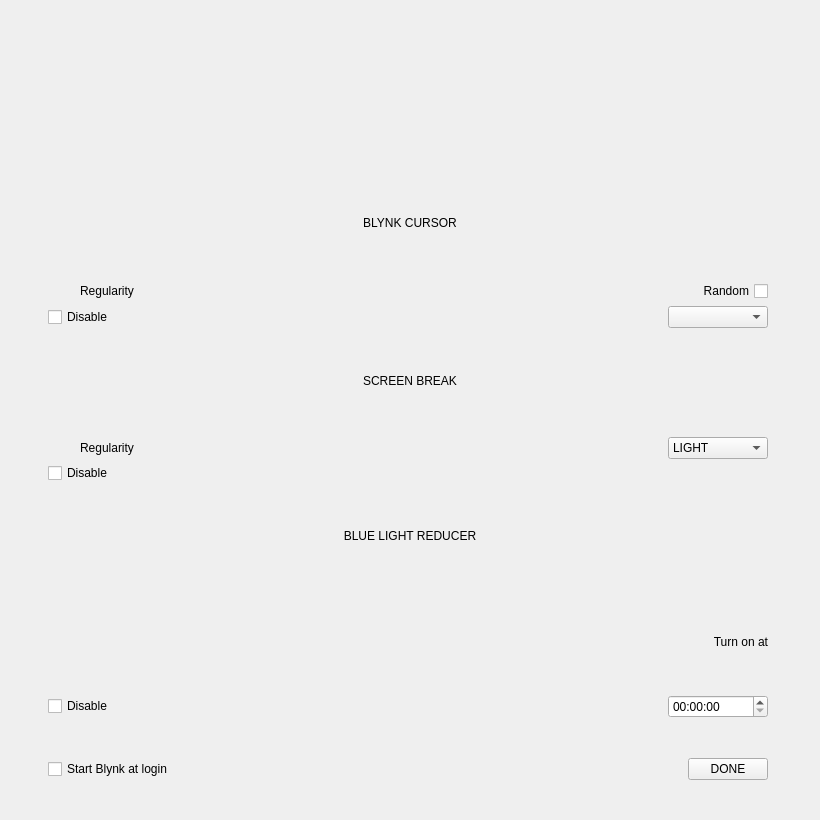
Qt form blynk/blynkwindow.ui (flegall2014/Blynk) before a commit.
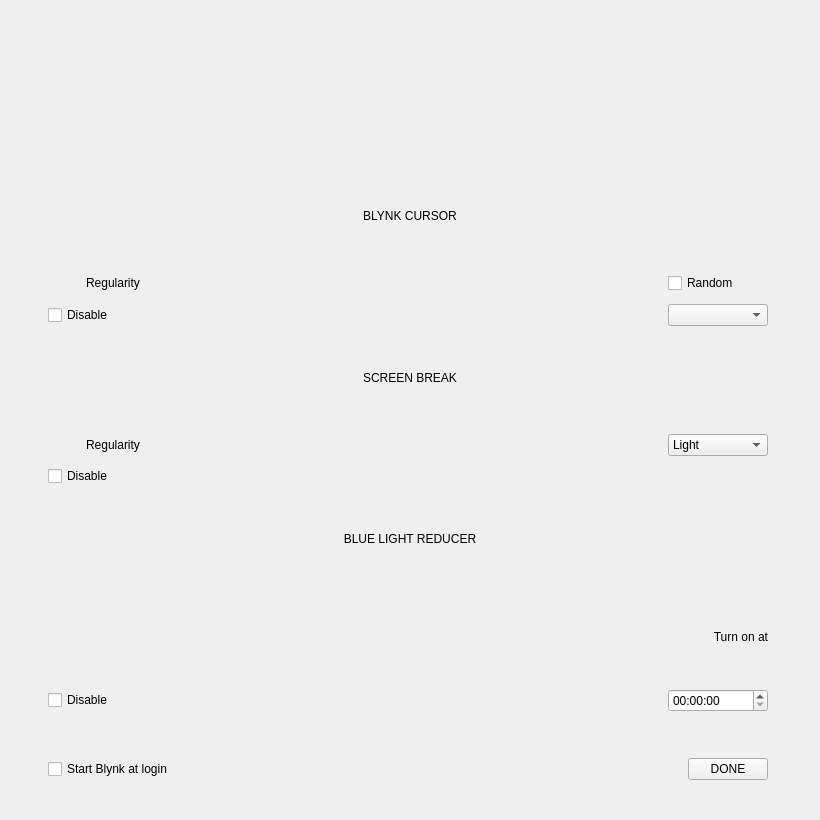
The same form after that commit. Icons and pictures are not drawn. Custom widgets are drawn as their Qt base class.

Diff of the .ui file:
```diff
--- a/blynk/blynkwindow.ui
+++ b/blynk/blynkwindow.ui
@@ -39,9 +39,224 @@
     <number>40</number>
    </property>
    <property name="verticalSpacing">
-    <number>0</number>
+    <number>6</number>
    </property>
+   <item row="10" column="0">
+    <layout class="QHBoxLayout" name="horizontalLayout_11" stretch="0,0,0">
+     <property name="leftMargin">
+      <number>8</number>
+     </property>
+     <property name="rightMargin">
+      <number>12</number>
+     </property>
+     <item>
+      <widget class="QCheckBox" name="wBlueLightReducerEnabled">
+       <property name="text">
+        <string>Disable</string>
+       </property>
+      </widget>
+     </item>
+     <item>
+      <spacer name="horizontalSpacer_3">
+       <property name="orientation">
+        <enum>Qt::Horizontal</enum>
+       </property>
+       <property name="sizeHint" stdset="0">
+        <size>
+         <width>40</width>
+         <height>20</height>
+        </size>
+       </property>
+      </spacer>
+     </item>
+     <item>
+      <widget class="QTimeEdit" name="wStartTimeEdit">
+       <property name="sizePolicy">
+        <sizepolicy hsizetype="Fixed" vsizetype="Fixed">
+         <horstretch>0</horstretch>
+         <verstretch>0</verstretch>
+        </sizepolicy>
+       </property>
+       <property name="minimumSize">
+        <size>
+         <width>100</width>
+         <height>0</height>
+        </size>
+       </property>
+       <property name="maximumSize">
+        <size>
+         <width>100</width>
+         <height>16777215</height>
+        </size>
+       </property>
+      </widget>
+     </item>
+    </layout>
+   </item>
+   <item row="0" column="0">
+    <layout class="QVBoxLayout" name="verticalLayout">
+     <item>
+      <layout class="QHBoxLayout" name="horizontalLayout_2">
+       <item>
+        <widget class="ImageWidget" name="wLogoArea" native="true"/>
+       </item>
+      </layout>
+     </item>
+    </layout>
+   </item>
    <item row="11" column="0">
+    <spacer name="verticalSpacer">
+     <property name="orientation">
+      <enum>Qt::Vertical</enum>
+     </property>
+     <property name="sizeType">
+      <enum>QSizePolicy::Fixed</enum>
+     </property>
+     <property name="sizeHint" stdset="0">
+      <size>
+       <width>20</width>
+       <height>40</height>
+      </size>
+     </property>
+    </spacer>
+   </item>
+   <item row="6" column="0">
+    <layout class="QHBoxLayout" name="horizontalLayout_4">
+     <property name="leftMargin">
+      <number>0</number>
+     </property>
+     <property name="rightMargin">
+      <number>12</number>
+     </property>
+     <item>
+      <widget class="QPushButton" name="wScreenBreakHelp">
+       <property name="sizePolicy">
+        <sizepolicy hsizetype="Fixed" vsizetype="Fixed">
+         <horstretch>0</horstretch>
+         <verstretch>0</verstretch>
+        </sizepolicy>
+       </property>
+       <property name="text">
+        <string/>
+       </property>
+       <property name="icon">
+        <iconset resource="resources.qrc">
+         <normaloff>:/icons/ico-question.png</normaloff>:/icons/ico-question.png</iconset>
+       </property>
+       <property name="iconSize">
+        <size>
+         <width>32</width>
+         <height>32</height>
+        </size>
+       </property>
+       <property name="flat">
+        <bool>true</bool>
+       </property>
+      </widget>
+     </item>
+     <item>
+      <widget class="QLabel" name="label_4">
+       <property name="text">
+        <string>Regularity</string>
+       </property>
+      </widget>
+     </item>
+     <item>
+      <layout class="QVBoxLayout" name="verticalLayout_3">
+       <item>
+        <spacer name="verticalSpacer_3">
+         <property name="orientation">
+          <enum>Qt::Vertical</enum>
+         </property>
+         <property name="sizeType">
+          <enum>QSizePolicy::Fixed</enum>
+         </property>
+         <property name="sizeHint" stdset="0">
+          <size>
+           <width>20</width>
+           <height>30</height>
+          </size>
+         </property>
+        </spacer>
+       </item>
+       <item>
+        <widget class="Slider" name="wScreenBreakSlider" native="true">
+         <property name="sizePolicy">
+          <sizepolicy hsizetype="Expanding" vsizetype="Preferred">
+           <horstretch>0</horstretch>
+           <verstretch>0</verstretch>
+          </sizepolicy>
+         </property>
+        </widget>
+       </item>
+      </layout>
+     </item>
+     <item>
+      <widget class="QPushButton" name="wScreenBreakStrengthHelp">
+       <property name="sizePolicy">
+        <sizepolicy hsizetype="Fixed" vsizetype="Fixed">
+         <horstretch>0</horstretch>
+         <verstretch>0</verstretch>
+        </sizepolicy>
+       </property>
+       <property name="text">
+        <string/>
+       </property>
+       <property name="icon">
+        <iconset resource="resources.qrc">
+         <normaloff>:/icons/ico-question.png</normaloff>:/icons/ico-question.png</iconset>
+       </property>
+       <property name="iconSize">
+        <size>
+         <width>32</width>
+         <height>32</height>
+        </size>
+       </property>
+       <property name="flat">
+        <bool>true</bool>
+       </property>
+      </widget>
+     </item>
+     <item>
+      <widget class="QComboBox" name="wScreenBreakStrengthCombo">
+       <property name="sizePolicy">
+        <sizepolicy hsizetype="Fixed" vsizetype="Fixed">
+         <horstretch>0</horstretch>
+         <verstretch>0</verstretch>
+        </sizepolicy>
+       </property>
+       <property name="minimumSize">
+        <size>
+         <width>100</width>
+         <height>0</height>
+        </size>
+       </property>
+       <property name="maximumSize">
+        <size>
+         <width>100</width>
+         <height>16777215</height>
+        </size>
+       </property>
+       <item>
+        <property name="text">
+         <string>Light</string>
+        </property>
+       </item>
+       <item>
+        <property name="text">
+         <string>Medium</string>
+        </property>
+       </item>
+       <item>
+        <property name="text">
+         <string>Strong</string>
+        </property>
+       </item>
+      </widget>
+     </item>
+    </layout>
+   </item>
+   <item row="12" column="0">
     <layout class="QHBoxLayout" name="horizontalLayout_12">
      <property name="leftMargin">
       <number>8</number>
@@ -90,7 +305,7 @@
      </item>
     </layout>
    </item>
-   <item row="1" column="0">
+   <item row="2" column="0">
     <layout class="QHBoxLayout" name="horizontalLayout_8">
      <item>
       <widget class="QLabel" name="wBlynkCursorLabel">
@@ -104,7 +319,7 @@
      </item>
     </layout>
    </item>
-   <item row="2" column="0">
+   <item row="3" column="0">
     <layout class="QHBoxLayout" name="horizontalLayout_7">
      <property name="leftMargin">
       <number>0</number>
@@ -222,7 +437,10 @@
         </size>
        </property>
        <property name="layoutDirection">
-        <enum>Qt::RightToLeft</enum>
+        <enum>Qt::LeftToRight</enum>
+       </property>
+       <property name="autoFillBackground">
+        <bool>false</bool>
        </property>
        <property name="text">
         <string>Random</string>
@@ -231,7 +449,7 @@
      </item>
     </layout>
    </item>
-   <item row="3" column="0">
+   <item row="4" column="0">
     <layout class="QHBoxLayout" name="horizontalLayout_6">
      <property name="leftMargin">
       <number>8</number>
@@ -283,7 +501,7 @@
      </item>
     </layout>
    </item>
-   <item row="7" column="0">
+   <item row="8" column="0">
     <layout class="QHBoxLayout" name="horizontalLayout_9">
      <item>
       <widget class="QLabel" name="wBlueLightReducerLabel">
@@ -297,7 +515,7 @@
      </item>
     </layout>
    </item>
-   <item row="8" column="0">
+   <item row="9" column="0">
     <layout class="QHBoxLayout" name="horizontalLayout_10" stretch="0,0,0,0">
      <property name="leftMargin">
       <number>0</number>
@@ -412,7 +630,7 @@
      </item>
     </layout>
    </item>
-   <item row="6" column="0">
+   <item row="7" column="0">
     <layout class="QHBoxLayout" name="horizontalLayout_3">
      <property name="leftMargin">
       <number>8</number>
@@ -442,7 +660,7 @@
      </item>
     </layout>
    </item>
-   <item row="4" column="0">
+   <item row="5" column="0">
     <layout class="QHBoxLayout" name="horizontalLayout_5">
      <item>
       <widget class="QLabel" name="wScreenBreakLabel">
@@ -456,220 +674,21 @@
      </item>
     </layout>
    </item>
-   <item row="9" column="0">
-    <layout class="QHBoxLayout" name="horizontalLayout_11" stretch="0,0,0">
-     <property name="leftMargin">
-      <number>8</number>
+   <item row="1" column="0">
+    <widget class="QWidget" name="wSeparator" native="true">
+     <property name="minimumSize">
+      <size>
+       <width>0</width>
+       <height>1</height>
+      </size>
      </property>
-     <property name="rightMargin">
-      <number>12</number>
-     </property>
-     <item>
-      <widget class="QCheckBox" name="wBlueLightReducerEnabled">
-       <property name="text">
-        <string>Disable</string>
-       </property>
-      </widget>
-     </item>
-     <item>
-      <spacer name="horizontalSpacer_3">
-       <property name="orientation">
-        <enum>Qt::Horizontal</enum>
-       </property>
-       <property name="sizeHint" stdset="0">
-        <size>
-         <width>40</width>
-         <height>20</height>
-        </size>
-       </property>
-      </spacer>
-     </item>
-     <item>
-      <widget class="QTimeEdit" name="wStartTimeEdit">
-       <property name="sizePolicy">
-        <sizepolicy hsizetype="Fixed" vsizetype="Fixed">
-         <horstretch>0</horstretch>
-         <verstretch>0</verstretch>
-        </sizepolicy>
-       </property>
-       <property name="minimumSize">
-        <size>
-         <width>100</width>
-         <height>0</height>
-        </size>
-       </property>
-       <property name="maximumSize">
-        <size>
-         <width>100</width>
-         <height>16777215</height>
-        </size>
-       </property>
-      </widget>
-     </item>
-    </layout>
-   </item>
-   <item row="0" column="0">
-    <layout class="QVBoxLayout" name="verticalLayout">
-     <item>
-      <layout class="QHBoxLayout" name="horizontalLayout_2">
-       <item>
-        <widget class="ImageWidget" name="wLogoArea" native="true"/>
-       </item>
-      </layout>
-     </item>
-    </layout>
-   </item>
-   <item row="10" column="0">
-    <spacer name="verticalSpacer">
-     <property name="orientation">
-      <enum>Qt::Vertical</enum>
-     </property>
-     <property name="sizeType">
-      <enum>QSizePolicy::Fixed</enum>
-     </property>
-     <property name="sizeHint" stdset="0">
+     <property name="maximumSize">
       <size>
-       <width>20</width>
-       <height>40</height>
+       <width>16777215</width>
+       <height>1</height>
       </size>
      </property>
-    </spacer>
-   </item>
-   <item row="5" column="0">
-    <layout class="QHBoxLayout" name="horizontalLayout_4">
-     <property name="leftMargin">
-      <number>0</number>
-     </property>
-     <property name="rightMargin">
-      <number>12</number>
-     </property>
-     <item>
-      <widget class="QPushButton" name="wScreenBreakHelp">
-       <property name="sizePolicy">
-        <sizepolicy hsizetype="Fixed" vsizetype="Fixed">
-         <horstretch>0</horstretch>
-         <verstretch>0</verstretch>
-        </sizepolicy>
-       </property>
-       <property name="text">
-        <string/>
-       </property>
-       <property name="icon">
-        <iconset resource="resources.qrc">
-         <normaloff>:/icons/ico-question.png</normaloff>:/icons/ico-question.png</iconset>
-       </property>
-       <property name="iconSize">
-        <size>
-         <width>32</width>
-         <height>32</height>
-        </size>
-       </property>
-       <property name="flat">
-        <bool>true</bool>
-       </property>
-      </widget>
-     </item>
-     <item>
-      <widget class="QLabel" name="label_4">
-       <property name="text">
-        <string>Regularity</string>
-       </property>
-      </widget>
-     </item>
-     <item>
-      <layout class="QVBoxLayout" name="verticalLayout_3">
-       <item>
-        <spacer name="verticalSpacer_3">
-         <property name="orientation">
-          <enum>Qt::Vertical</enum>
-         </property>
-         <property name="sizeType">
-          <enum>QSizePolicy::Fixed</enum>
-         </property>
-         <property name="sizeHint" stdset="0">
-          <size>
-           <width>20</width>
-           <height>30</height>
-          </size>
-         </property>
-        </spacer>
-       </item>
-       <item>
-        <widget class="Slider" name="wScreenBreakSlider" native="true">
-         <property name="sizePolicy">
-          <sizepolicy hsizetype="Expanding" vsizetype="Preferred">
-           <horstretch>0</horstretch>
-           <verstretch>0</verstretch>
-          </sizepolicy>
-         </property>
-        </widget>
-       </item>
-      </layout>
-     </item>
-     <item>
-      <widget class="QPushButton" name="wScreenBreakStrengthHelp">
-       <property name="sizePolicy">
-        <sizepolicy hsizetype="Fixed" vsizetype="Fixed">
-         <horstretch>0</horstretch>
-         <verstretch>0</verstretch>
-        </sizepolicy>
-       </property>
-       <property name="text">
-        <string/>
-       </property>
-       <property name="icon">
-        <iconset resource="resources.qrc">
-         <normaloff>:/icons/ico-question.png</normaloff>:/icons/ico-question.png</iconset>
-       </property>
-       <property name="iconSize">
-        <size>
-         <width>32</width>
-         <height>32</height>
-        </size>
-       </property>
-       <property name="flat">
-        <bool>true</bool>
-       </property>
-      </widget>
-     </item>
-     <item>
-      <widget class="QComboBox" name="wScreenBreakStrengthCombo">
-       <property name="sizePolicy">
-        <sizepolicy hsizetype="Fixed" vsizetype="Fixed">
-         <horstretch>0</horstretch>
-         <verstretch>0</verstretch>
-        </sizepolicy>
-       </property>
-       <property name="minimumSize">
-        <size>
-         <width>100</width>
-         <height>0</height>
-        </size>
-       </property>
-       <property name="maximumSize">
-        <size>
-         <width>100</width>
-         <height>16777215</height>
-        </size>
-       </property>
-       <item>
-        <property name="text">
-         <string>LIGHT</string>
-        </property>
-       </item>
-       <item>
-        <property name="text">
-         <string>MEDIUM</string>
-        </property>
-       </item>
-       <item>
-        <property name="text">
-         <string>STRONG</string>
-        </property>
-       </item>
-      </widget>
-     </item>
-    </layout>
+    </widget>
    </item>
   </layout>
  </widget>
```
